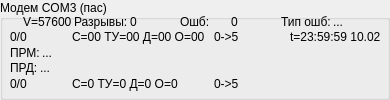
First picture: the form in kp_nix/farmeline.ui, repository eugene-pa/armdncqt, before the edit.
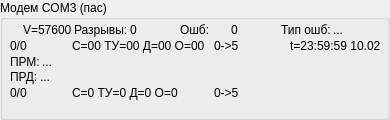
Second picture: the form after the edit. Icons and pictures are not drawn. Custom widgets are drawn as their Qt base class.

```diff
--- a/kp_nix/farmeline.ui
+++ b/kp_nix/farmeline.ui
@@ -7,13 +7,13 @@
     <x>0</x>
     <y>0</y>
     <width>390</width>
-    <height>100</height>
+    <height>120</height>
    </rect>
   </property>
   <property name="minimumSize">
    <size>
     <width>390</width>
-    <height>100</height>
+    <height>120</height>
    </size>
   </property>
   <property name="maximumSize">
@@ -22,6 +22,11 @@
     <height>120</height>
    </size>
   </property>
+  <property name="font">
+   <font>
+    <pointsize>9</pointsize>
+   </font>
+  </property>
   <property name="windowTitle">
    <string>GroupBox</string>
   </property>
@@ -34,7 +39,7 @@
      <x>0</x>
      <y>10</y>
      <width>381</width>
-     <height>81</height>
+     <height>91</height>
     </rect>
    </property>
    <layout class="QVBoxLayout" name="verticalLayout">
@@ -45,7 +50,7 @@
      <number>10</number>
     </property>
     <property name="topMargin">
-     <number>4</number>
+     <number>12</number>
     </property>
     <item>
      <layout class="QHBoxLayout" name="horizontalLayout" stretch="0,0,0,0,0,0,0,0">
```
